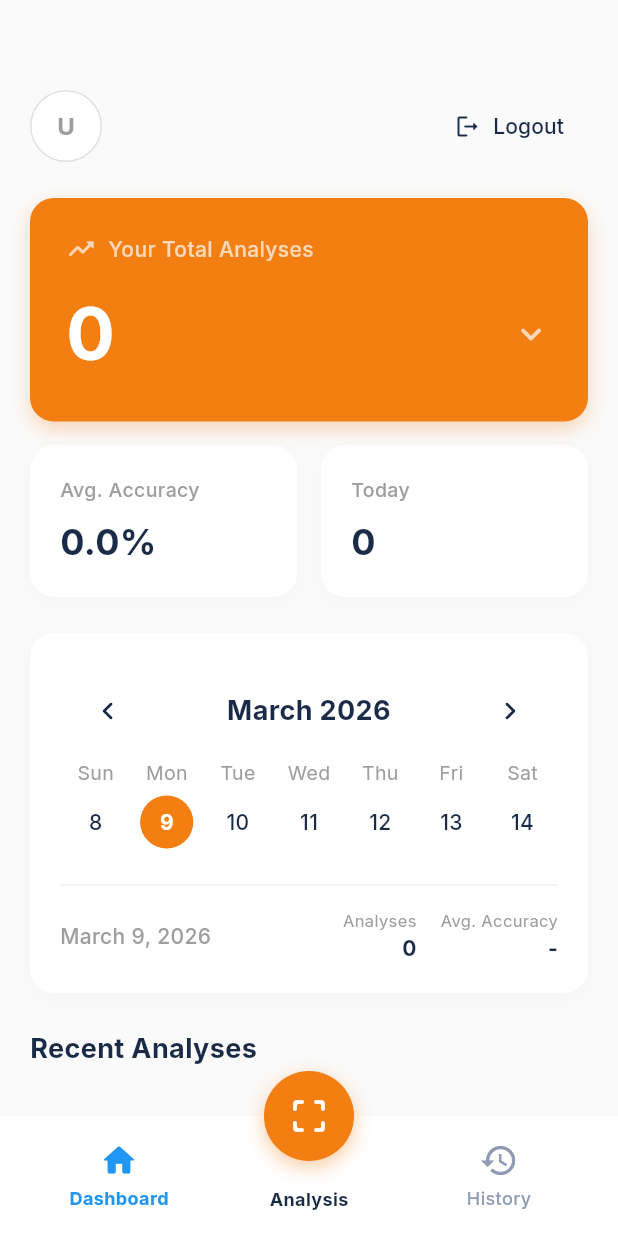
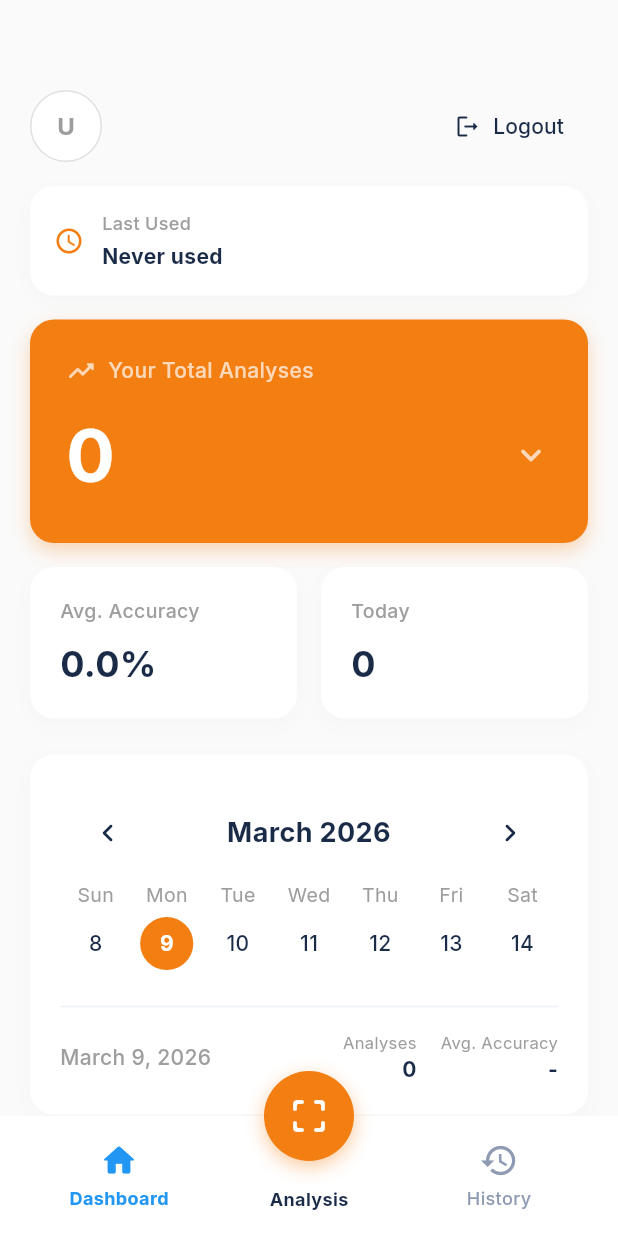
Before and after one commit to jxrxxwxt/Senior-Project, a Flutter app: the DashboardScreen screen opened directly, on a phone screen of 412 x 824 dp. Run offline on Flutter 3.47's test engine with Material 3 defaults, Android fonts, the phone set to English and light mode, and no system bars; drawn by our look-alikes of table_calendar; our stand-ins replace camera, dio, google_fonts, image_picker, permission_handler, shared_preferences; missing offline and left inert: gal; accounts and stored records are empty; network calls fail.

Commit message:
feat: add card to show last used (analysis)

```diff
--- a/detection_app/lib/features/dashboard/screens/dashboard_screen.dart
+++ b/detection_app/lib/features/dashboard/screens/dashboard_screen.dart
@@ -300,7 +300,9 @@ class _DashboardScreenState extends State<DashboardScreen> with TickerProviderSt
               crossAxisAlignment: CrossAxisAlignment.start,
               children:[
                 _buildHeader(auth.user),
-                const SizedBox(height: 24),
+                const SizedBox(height: 16),
+                _buildLastUsedCard(provider),
+                const SizedBox(height: 16),
                 _buildExpandableCardSection(provider),
                 const SizedBox(height: 16),
                 Row(
@@ -533,6 +535,39 @@ class _DashboardScreenState extends State<DashboardScreen> with TickerProviderSt
     );
   }
 
+  Widget _buildLastUsedCard(HistoryProvider provider) {
+    final lastUsed = provider.items.isNotEmpty ? provider.items.last.timestamp : null;
+    final lastUsedText = lastUsed != null
+      ? DateFormat('MMM d, hh:mm a').format(lastUsed)
+      : "Never used";
+
+    return Container(
+      width: double.infinity,
+      padding: const EdgeInsets.all(16),
+      decoration: BoxDecoration(
+        color: Colors.white,
+        borderRadius: BorderRadius.circular(16),
+        boxShadow:[
+          BoxShadow(color: Colors.grey.withValues(alpha: 0.05), blurRadius: 10, offset: const Offset(0, 4)),
+        ]
+      ),
+      child: Row(
+        children: [
+          const Icon(Icons.access_time_rounded, color: AppColors.primary, size: 20),
+          const SizedBox(width: 12),
+          Column(
+            crossAxisAlignment: CrossAxisAlignment.start,
+            children: [
+              const Text("Last Used", style: TextStyle(color: Colors.grey, fontSize: 12, fontWeight: FontWeight.w500)),
+              const SizedBox(height: 4),
+              Text(lastUsedText, style: const TextStyle(fontWeight: FontWeight.bold, fontSize: 14, color: AppColors.textDark)),
+            ],
+          ),
+        ],
+      ),
+    );
+  }
+
   Widget _buildCalendarSection(HistoryProvider provider) {
     return Container(
       padding: const EdgeInsets.all(20),
```
